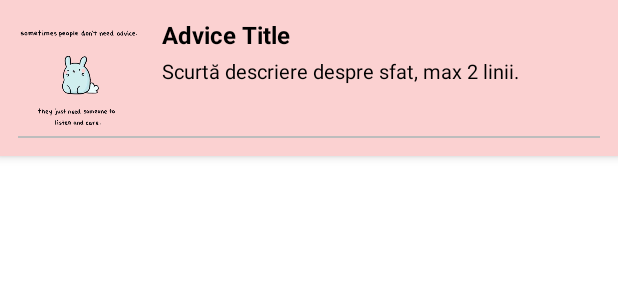
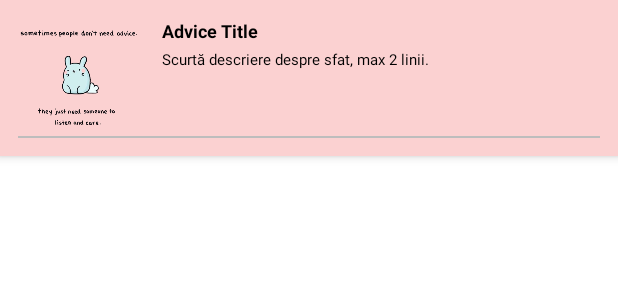
Before and after one commit to AlexandraGruia/ApplicationInAndroidStudioUsingKotlin, an Android app built with Jetpack Compose: the layout item_advice.xml on its own in the app's theme, with its tools: preview values and no code run, on a phone screen of 412 x 824 dp. Shown: the top 300 px of the screen. Run offline under Robolectric (Android 15) with nearby library versions, the phone set to English and light mode, and no system bars.

Commit message:
Update item_advice.xml

```diff
--- a/app/src/main/res/layout/item_advice.xml
+++ b/app/src/main/res/layout/item_advice.xml
@@ -26,7 +26,9 @@
         android:layout_height="wrap_content"
         android:text="Advice Title"
         android:textColor="@color/black"
-        android:textSize="16sp"
+        android:textSize="12sp"
+        android:maxLines="1"
+        android:ellipsize="end"
         android:textStyle="bold"
         android:layout_marginStart="16dp"
         android:layout_marginEnd="8dp"
@@ -40,7 +42,7 @@
         android:layout_height="wrap_content"
         android:text="Scurtă descriere despre sfat, max 2 linii."
         android:textColor="@color/black"
-        android:textSize="13sp"
+        android:textSize="10sp"
         android:ellipsize="end"
         android:maxLines="2"
         android:layout_marginStart="16dp"
```
